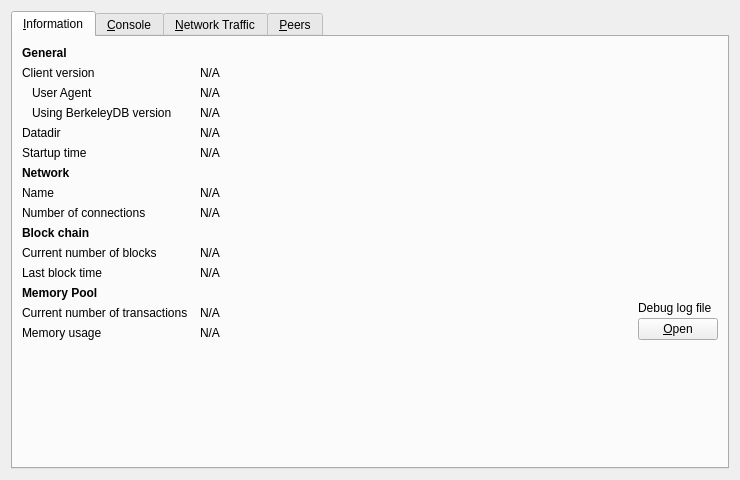
First picture: the form in src/qt/forms/debugwindow.ui, repository machinecoin-project/machinecoin-core, before the edit.
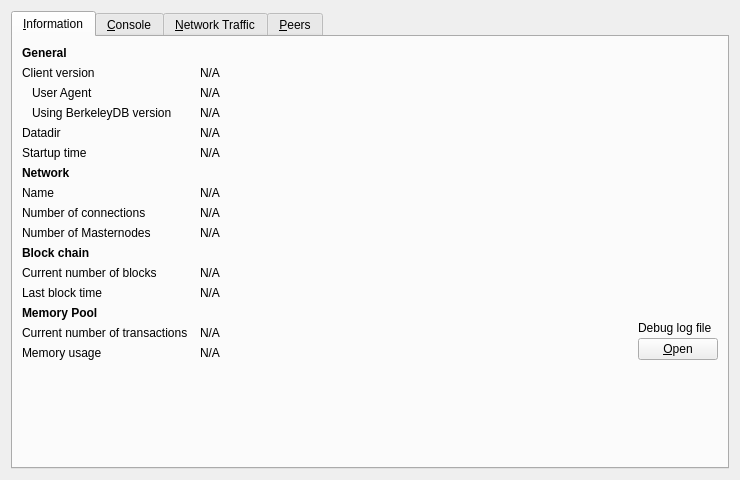
Second picture: the form after the edit. Icons and pictures are not drawn. Custom widgets are drawn as their Qt base class.

Diff of the .ui file:
```diff
--- a/src/qt/forms/debugwindow.ui
+++ b/src/qt/forms/debugwindow.ui
@@ -224,6 +224,29 @@
         </widget>
        </item>
        <item row="9" column="0">
+        <widget class="QLabel" name="masternodeCountLabel">
+         <property name="text">
+          <string>Number of Masternodes</string>
+         </property>
+        </widget>
+       </item>
+       <item row="9" column="1">
+        <widget class="QLabel" name="masternodeCount">
+         <property name="cursor">
+          <cursorShape>IBeamCursor</cursorShape>
+         </property>
+         <property name="text">
+          <string>N/A</string>
+         </property>
+         <property name="textFormat">
+          <enum>Qt::PlainText</enum>
+         </property>
+         <property name="textInteractionFlags">
+          <set>Qt::LinksAccessibleByMouse|Qt::TextSelectableByKeyboard|Qt::TextSelectableByMouse</set>
+         </property>
+        </widget>
+       </item>
+       <item row="10" column="0">
         <widget class="QLabel" name="label_10">
          <property name="font">
           <font>
@@ -236,14 +259,14 @@
          </property>
         </widget>
        </item>
-       <item row="10" column="0">
+       <item row="11" column="0">
         <widget class="QLabel" name="label_3">
          <property name="text">
           <string>Current number of blocks</string>
          </property>
         </widget>
        </item>
-       <item row="10" column="1" colspan="2">
+       <item row="11" column="1" colspan="2">
         <widget class="QLabel" name="numberOfBlocks">
          <property name="cursor">
           <cursorShape>IBeamCursor</cursorShape>
@@ -259,14 +282,14 @@
          </property>
         </widget>
        </item>
-       <item row="11" column="0">
+       <item row="12" column="0">
         <widget class="QLabel" name="labelLastBlockTime">
          <property name="text">
           <string>Last block time</string>
          </property>
         </widget>
        </item>
-       <item row="11" column="1" colspan="2">
+       <item row="12" column="1" colspan="2">
         <widget class="QLabel" name="lastBlockTime">
          <property name="cursor">
           <cursorShape>IBeamCursor</cursorShape>
@@ -282,7 +305,7 @@
          </property>
         </widget>
        </item>
-       <item row="12" column="0">
+       <item row="13" column="0">
         <widget class="QLabel" name="labelMempoolTitle">
          <property name="font">
           <font>
@@ -295,14 +318,14 @@
          </property>
         </widget>
        </item>
-       <item row="13" column="0">
+       <item row="14" column="0">
         <widget class="QLabel" name="labelNumberOfTransactions">
          <property name="text">
           <string>Current number of transactions</string>
          </property>
         </widget>
        </item>
-       <item row="13" column="1">
+       <item row="14" column="1">
         <widget class="QLabel" name="mempoolNumberTxs">
          <property name="cursor">
           <cursorShape>IBeamCursor</cursorShape>
@@ -318,14 +341,14 @@
          </property>
         </widget>
        </item>
-       <item row="14" column="0">
+       <item row="15" column="0">
         <widget class="QLabel" name="labelMemoryUsage">
          <property name="text">
           <string>Memory usage</string>
          </property>
         </widget>
        </item>
-       <item row="14" column="1">
+       <item row="15" column="1">
         <widget class="QLabel" name="mempoolSize">
          <property name="cursor">
           <cursorShape>IBeamCursor</cursorShape>
@@ -341,7 +364,7 @@
          </property>
         </widget>
        </item>
-       <item row="12" column="2" rowspan="3">
+       <item row="13" column="2" rowspan="3">
         <layout class="QVBoxLayout" name="verticalLayoutDebugButton">
          <property name="spacing">
           <number>3</number>
@@ -381,7 +404,7 @@
          </item>
         </layout>
        </item>
-       <item row="15" column="0">
+       <item row="16" column="0">
         <spacer name="verticalSpacer">
          <property name="orientation">
           <enum>Qt::Vertical</enum>
```
